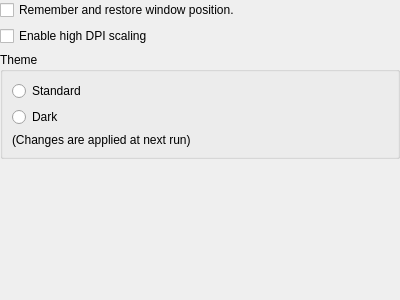
Old version of the form src/SettingGeneralForm.ui in the repository soramimi/Guitar.
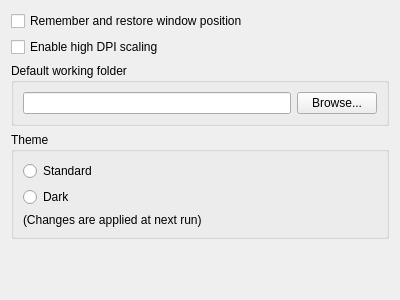
New version of the form.

Diff of the .ui file:
```diff
--- a/src/SettingGeneralForm.ui
+++ b/src/SettingGeneralForm.ui
@@ -14,22 +14,10 @@
    <string>Form</string>
   </property>
   <layout class="QVBoxLayout" name="verticalLayout">
-   <property name="leftMargin">
-    <number>0</number>
-   </property>
-   <property name="topMargin">
-    <number>0</number>
-   </property>
-   <property name="rightMargin">
-    <number>0</number>
-   </property>
-   <property name="bottomMargin">
-    <number>0</number>
-   </property>
    <item>
     <widget class="QCheckBox" name="checkBox_save_window_pos">
      <property name="text">
-      <string>Remember and restore window position.</string>
+      <string>Remember and restore window position</string>
      </property>
     </widget>
    </item>
@@ -40,6 +28,25 @@
      </property>
     </widget>
    </item>
+   <item>
+    <widget class="QGroupBox" name="groupBox_2">
+     <property name="title">
+      <string>Default working folder</string>
+     </property>
+     <layout class="QHBoxLayout" name="horizontalLayout_3">
+      <item>
+       <widget class="QLineEdit" name="lineEdit_default_working_dir"/>
+      </item>
+      <item>
+       <widget class="QPushButton" name="pushButton_browse_default_working_dir">
+        <property name="text">
+         <string>Browse...</string>
+        </property>
+       </widget>
+      </item>
+     </layout>
+    </widget>
+   </item>
    <item>
     <widget class="QGroupBox" name="groupBox">
      <property name="title">
```
Left out of the diff: 2 changed lines with no effect on the pictures.
